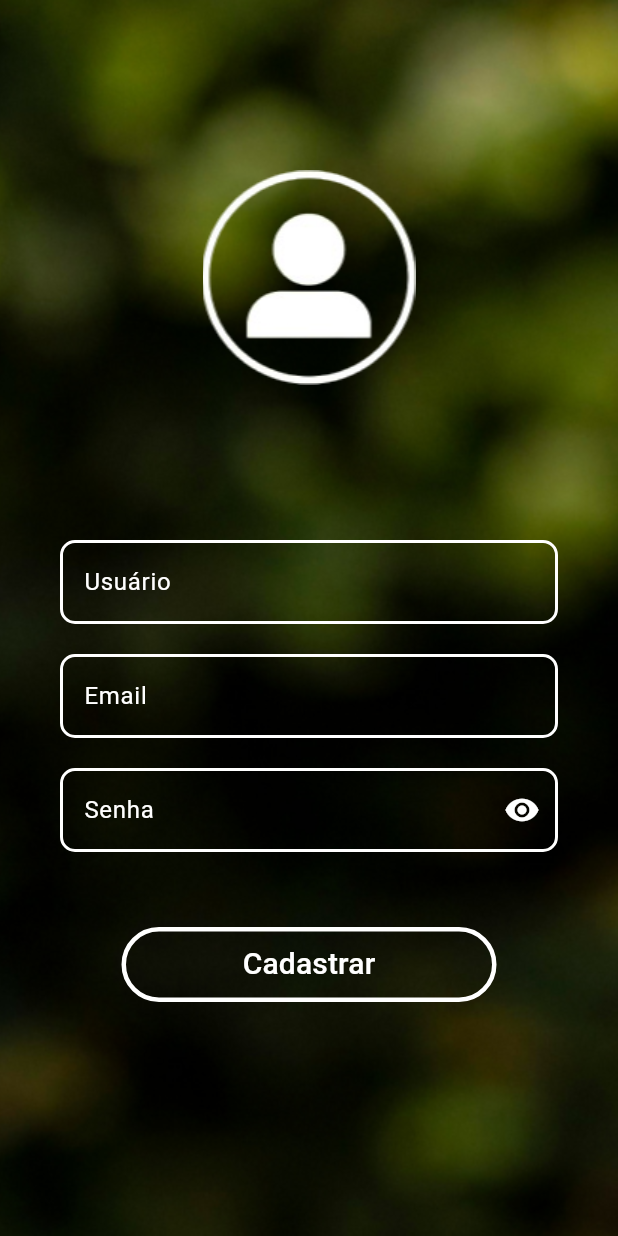
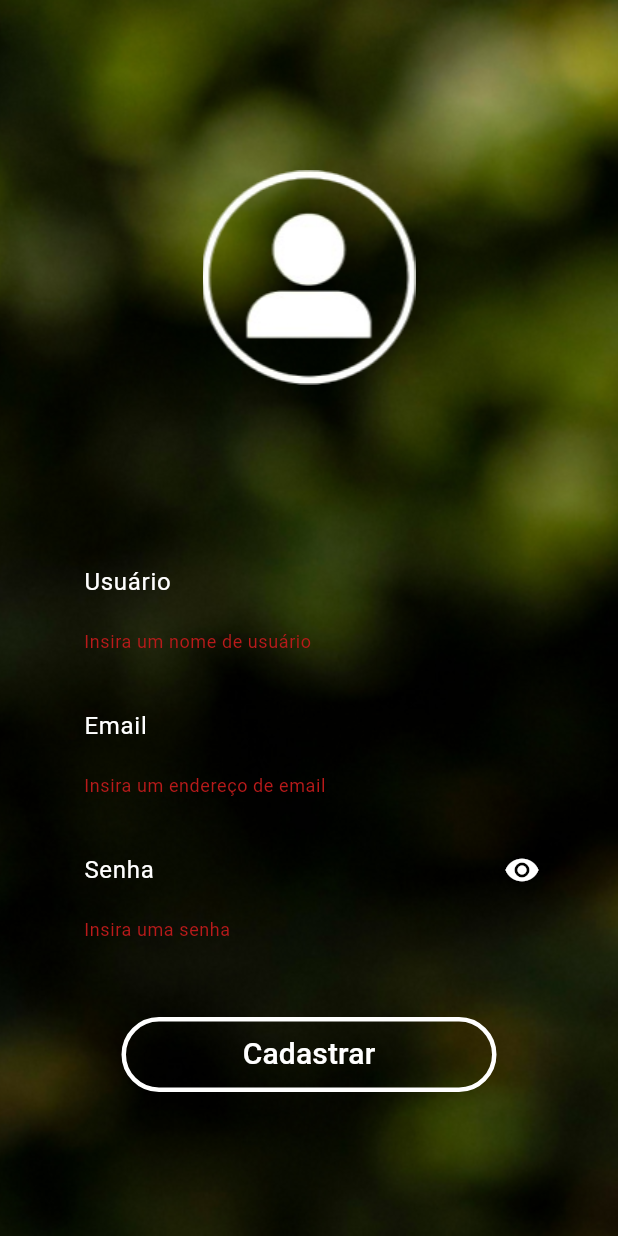
Before and after one commit to duda0812/Sistema-Mobile-Recompor, a Flutter app: the Cadastro screen opened directly, after a tap on "Cadastrar", on a phone screen of 412 x 824 dp. Run offline on Flutter 3.47's test engine with Material 3 defaults, Android fonts, the phone set to English and light mode, and no system bars.

```diff
--- a/lib/telas/criar_conta.dart
+++ b/lib/telas/criar_conta.dart
@@ -12,10 +12,13 @@ class _CadastroState extends State<Cadastro> {
   final TextEditingController _emailController = TextEditingController();
   final TextEditingController _passwordController = TextEditingController();
   bool _isObscure = true;
+  final _formKey = GlobalKey<FormState>();
 
   @override
   Widget build(BuildContext context) {
-    return Scaffold(
+    return Form(
+      key: _formKey,
+      child: Scaffold(
         body: Container(
           decoration: BoxDecoration(
             image: DecorationImage(
@@ -28,8 +31,7 @@ class _CadastroState extends State<Cadastro> {
             left: 40,
             right: 40,
           ),
-        child:
-            Column(
+          child: Column(
             children: [
               Center(
                 child: SizedBox(
@@ -38,9 +40,14 @@ class _CadastroState extends State<Cadastro> {
                   child: Image.asset('lib/imagens/iconepessoa.png'),
                 ),
               ),
-
               const SizedBox(height: 50),
               TextFormField(
+                validator: (String? value) {
+                  if (value != null && value.isEmpty) {
+                    return "Insira um nome de usuário";
+                  }
+                  return null;
+                },
                 controller: _usernameController,
                 decoration: InputDecoration(
                   labelText: 'Usuário',
@@ -60,9 +67,14 @@ class _CadastroState extends State<Cadastro> {
                 ),
                 style: TextStyle(color: Colors.white),
               ),
-
               const SizedBox(height: 20),
               TextFormField(
+                validator: (String? value) {
+                  if (value != null && value.isEmpty) {
+                    return "Insira um endereço de email";
+                  }
+                  return null;
+                },
                 controller: _emailController,
                 decoration: InputDecoration(
                   labelText: 'Email',
@@ -82,9 +94,18 @@ class _CadastroState extends State<Cadastro> {
                 ),
                 style: TextStyle(color: Colors.white),
               ),
-
               const SizedBox(height: 20),
               TextFormField(
+                validator: (String? value) {
+                  if (value != null && value.isEmpty) {
+                    return "Insira uma senha";
+                  } else {
+                    Navigator.push(
+                      context,
+                      MaterialPageRoute(builder: (context) => const Cadastro()),
+                    ); //ATENÇÃO: ajeitar depois!
+                  };
+                },
                 controller: _passwordController,
                 obscureText: _isObscure,
                 decoration: InputDecoration(
@@ -128,18 +149,24 @@ class _CadastroState extends State<Cadastro> {
                       ),
                     ),
                     onPressed: () {
-                  Navigator.push(
+                      if (_formKey.currentState!.validate()) {
+                        print(_usernameController.text);
+                        print(_emailController.text);
+                        print(_passwordController.text);
+                      }
+                      /*Navigator.push(
                         context,
-                    MaterialPageRoute(builder: (context) => const Cadastro()),
-                  );
-                },child: const Text(
+                        MaterialPageRoute(
+                            builder: (context) => const Cadastro()),
+                      );*/
+                    },
+                    child: const Text(
                       'Cadastrar',
                       style: TextStyle(fontSize: 20, color: Colors.white),
-                ),))
-
-
-
+                    ),
+                  ))
             ],
+          ),
         ),
       ),
     );
```
Also changed, not shown: lib/telas/login.dart (+40 -13 lines). Lines whose indentation alone changed are shown as unchanged.
